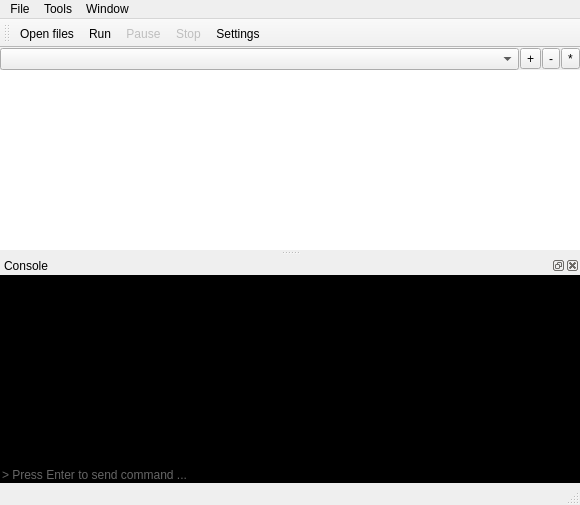
The window that src/AutoBatchRunner/autobatchrunner.ui (karakirimu/AutoBatchTools) describes before a commit, drawn with Qt 5.
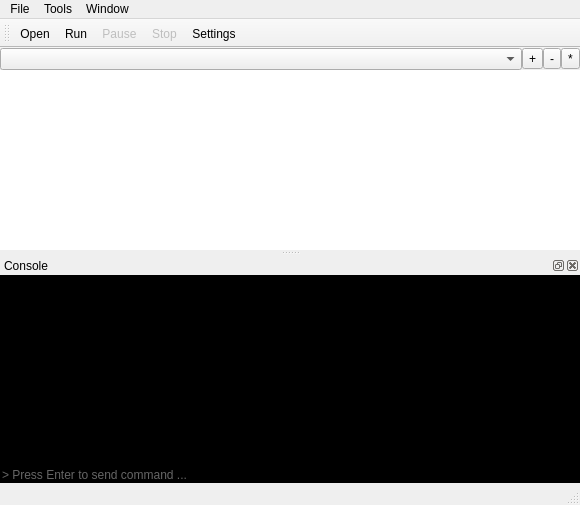
The same window after the commit. Icons and pictures are not drawn. Custom widgets are drawn as their Qt base class.

Commit message: [update] change icon text "open"

What changed in the file:
```diff
--- a/src/AutoBatchRunner/autobatchrunner.ui
+++ b/src/AutoBatchRunner/autobatchrunner.ui
@@ -43,7 +43,7 @@
       </property>
       <layout class="QHBoxLayout" name="horizontalLayout">
        <property name="spacing">
-        <number>1</number>
+        <number>0</number>
        </property>
        <property name="leftMargin">
         <number>0</number>
@@ -175,6 +175,9 @@
    <property name="enabled">
     <bool>true</bool>
    </property>
+   <property name="toolButtonStyle">
+    <enum>Qt::ToolButtonTextUnderIcon</enum>
+   </property>
    <attribute name="toolBarArea">
     <enum>TopToolBarArea</enum>
    </attribute>
@@ -253,7 +256,10 @@
      <normaloff>:/default_icons/newfile.png</normaloff>:/default_icons/newfile.png</iconset>
    </property>
    <property name="text">
-    <string>Open files ...</string>
+    <string>Open</string>
+   </property>
+   <property name="iconText">
+    <string>Open</string>
    </property>
   </action>
   <action name="actionExit">
```
Left out of the diff: 6 changed lines with no effect on the pictures.
